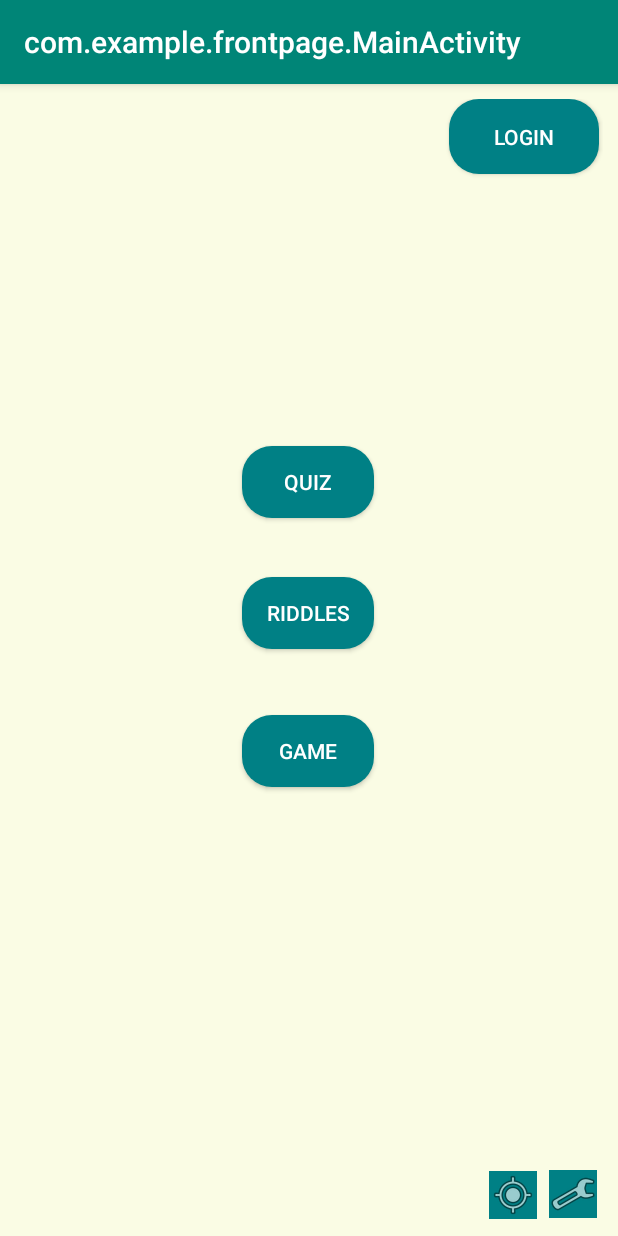
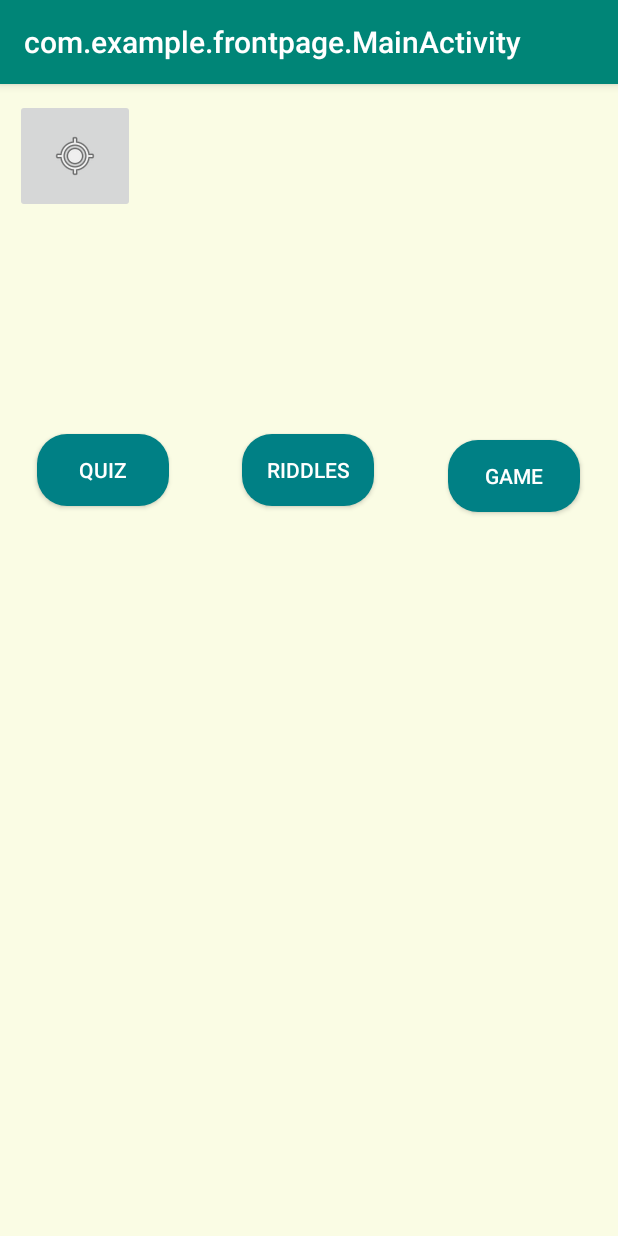
Before and after one commit to nikki2506/FrontPage22, an Android app: the screen it shows after launch (MainActivity), on a phone screen of 412 x 824 dp. Run offline under Robolectric (Android 15) with nearby library versions, the phone set to English and light mode, and no system bars.

Commit message:
initial commit

```diff
--- a/app/src/main/res/layout/activity_main.xml
+++ b/app/src/main/res/layout/activity_main.xml
@@ -13,62 +13,32 @@
 
 
     <Button
-        android:id="@+id/login"
-        android:layout_width="100dp"
-        android:layout_height="50dp"
-        android:text="@string/login"
+        android:id="@+id/button"
+        android:layout_width="wrap_content"
+        android:layout_height="wrap_content"
+        android:background="@drawable/round"
+        android:text="@string/Game"
+        android:textColor="#FFFFFF"
         app:layout_constraintBottom_toBottomOf="parent"
-        app:layout_constraintHorizontal_bias="0.99"
+        app:layout_constraintHorizontal_bias="0.95"
         app:layout_constraintLeft_toLeftOf="parent"
         app:layout_constraintRight_toRightOf="parent"
         app:layout_constraintTop_toTopOf="parent"
-        android:background="@drawable/round"
-        android:textColor="#FFFFFF"
-        app:layout_constraintVertical_bias="0.0" />
-
-
-    <ImageButton
-        android:id="@+id/imageButton2"
-        android:layout_width="wrap_content"
-        android:layout_height="wrap_content"
-        android:background="@color/deepblue"
-        android:contentDescription="@string/settings"
-        android:textColor="#FFFFFF"
-        app:layout_constraintBottom_toBottomOf="parent"
-        app:layout_constraintHorizontal_bias="0.878"
-        app:layout_constraintLeft_toLeftOf="parent"
-        app:layout_constraintRight_toRightOf="parent"
-        app:layout_constraintTop_toTopOf="parent"
-        app:layout_constraintVertical_bias="0.998"
-        app:srcCompat="@android:drawable/ic_menu_mylocation" />
-
-    <Button
-        android:id="@+id/button"
-        android:layout_width="wrap_content"
-        android:layout_height="wrap_content"
-        android:text="@string/Game"
-        android:background="@drawable/round"
-        app:layout_constraintBottom_toBottomOf="parent"
-        app:layout_constraintHorizontal_bias="0.498"
-        app:layout_constraintLeft_toLeftOf="parent"
-        android:textColor="#FFFFFF"
-        app:layout_constraintRight_toRightOf="parent"
-        app:layout_constraintTop_toTopOf="parent"
-        app:layout_constraintVertical_bias="0.587" />
+        app:layout_constraintVertical_bias="0.325" />
 
     <Button
         android:id="@+id/button2"
         android:layout_width="wrap_content"
         android:layout_height="wrap_content"
+        android:background="@drawable/round"
         android:text="@string/Riddles"
-        android:background="@drawable/round"
+        android:textColor="#FFFFFF"
         app:layout_constraintBottom_toBottomOf="parent"
         app:layout_constraintHorizontal_bias="0.498"
         app:layout_constraintLeft_toLeftOf="parent"
         app:layout_constraintRight_toRightOf="parent"
-        android:textColor="#FFFFFF"
         app:layout_constraintTop_toTopOf="parent"
-        app:layout_constraintVertical_bias="0.455" />
+        app:layout_constraintVertical_bias="0.319" />
 
     <Button
         android:id="@+id/button4"
@@ -76,27 +46,21 @@
         android:layout_height="wrap_content"
         android:background="@drawable/round"
         android:text="@string/Quiz"
+        android:textColor="#FFFFFF"
         app:layout_constraintBottom_toBottomOf="parent"
-        android:textColor="#FFFFFF"
-        app:layout_constraintHorizontal_bias="0.498"
+        app:layout_constraintHorizontal_bias="0.049"
         app:layout_constraintLeft_toLeftOf="parent"
         app:layout_constraintRight_toRightOf="parent"
         app:layout_constraintTop_toTopOf="parent"
-        app:layout_constraintVertical_bias="0.33" />
+        app:layout_constraintVertical_bias="0.319" />
 
     <ImageButton
-        android:id="@+id/imageButton5"
-        android:layout_width="wrap_content"
-        android:layout_height="wrap_content"
-        android:contentDescription="@string/location"
-        app:layout_constraintBottom_toBottomOf="parent"
-        app:layout_constraintHorizontal_bias="0.988"
-        app:layout_constraintLeft_toLeftOf="parent"
-        app:layout_constraintRight_toRightOf="parent"
-        android:textColor="#FFFFFF"
-        app:layout_constraintTop_toTopOf="parent"
-        app:layout_constraintVertical_bias="0.997"
-        android:background="@color/deepblue"
-        app:srcCompat="@android:drawable/ic_menu_manage" />
+        android:id="@+id/imageButton2"
+        android:layout_width="80dp"
+        android:layout_height="76dp"
+        app:srcCompat="@android:drawable/ic_menu_mylocation"
+        tools:layout_editor_absoluteX="16dp"
+        tools:layout_editor_absoluteY="639dp" />
+
 
 </android.support.constraint.ConstraintLayout>
```
